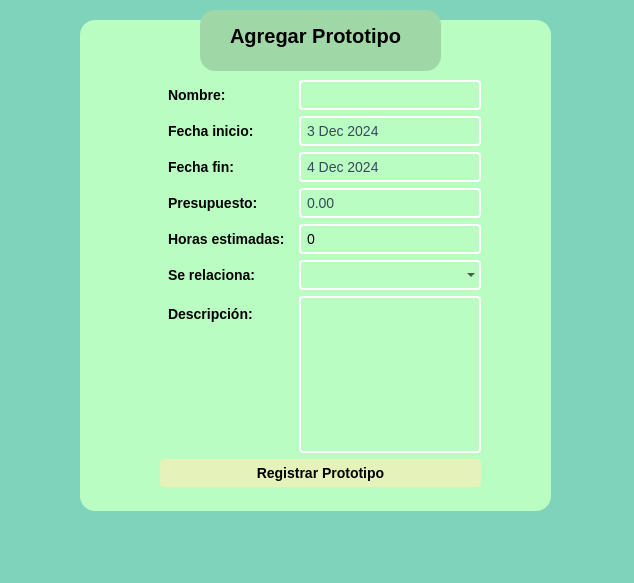
The window that formulario_proto.ui (julinavas14/trabajo_programacion_sql) describes before a commit, drawn with Qt 5.
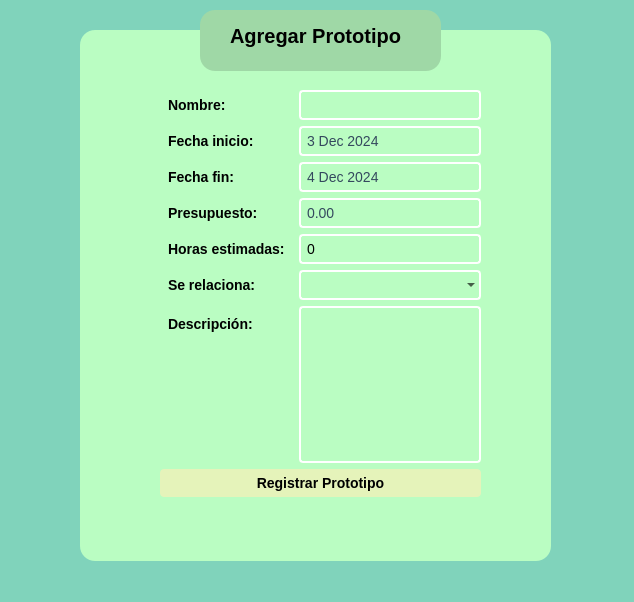
The same window after the commit.

The edit to the form file:
```diff
--- a/formulario_proto.ui
+++ b/formulario_proto.ui
@@ -7,7 +7,7 @@
     <x>0</x>
     <y>0</y>
     <width>634</width>
-    <height>583</height>
+    <height>602</height>
    </rect>
   </property>
   <property name="windowTitle">
@@ -20,9 +20,9 @@
    <property name="geometry">
     <rect>
      <x>80</x>
-     <y>20</y>
+     <y>30</y>
      <width>471</width>
-     <height>491</height>
+     <height>531</height>
     </rect>
    </property>
    <property name="styleSheet">
```
Left out of the diff: 28 changed lines with no effect on the pictures.
